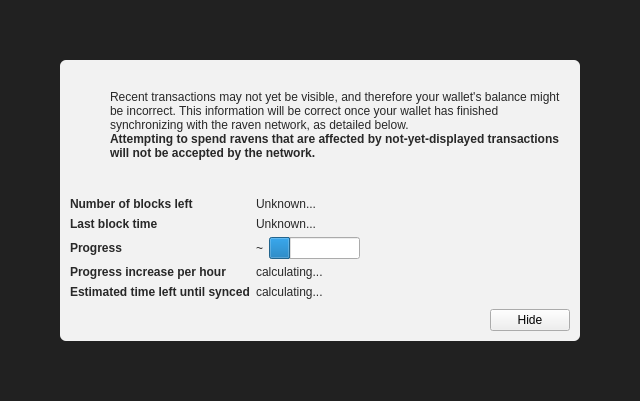
Old version of the form src/qt/forms/modaloverlay.ui in the repository m1126503-spec/MOG-Core.
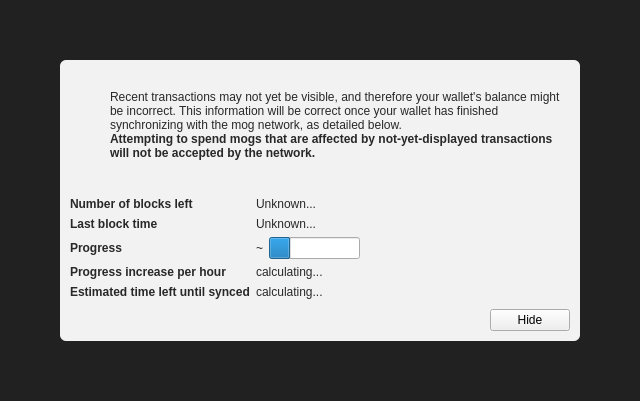
New version of the form. Icons and pictures are not drawn. Custom widgets are drawn as their Qt base class.

The edit to the form file:
```diff
--- a/src/qt/forms/modaloverlay.ui
+++ b/src/qt/forms/modaloverlay.ui
@@ -130,7 +130,7 @@
              <item>
               <widget class="QLabel" name="infoText">
                <property name="text">
-                <string>Recent transactions may not yet be visible, and therefore your wallet's balance might be incorrect. This information will be correct once your wallet has finished synchronizing with the raven network, as detailed below.</string>
+                <string>Recent transactions may not yet be visible, and therefore your wallet's balance might be incorrect. This information will be correct once your wallet has finished synchronizing with the mog network, as detailed below.</string>
                </property>
                <property name="textFormat">
                 <enum>Qt::RichText</enum>
@@ -149,7 +149,7 @@
                 </font>
                </property>
                <property name="text">
-                <string>Attempting to spend ravens that are affected by not-yet-displayed transactions will not be accepted by the network.</string>
+                <string>Attempting to spend mogs that are affected by not-yet-displayed transactions will not be accepted by the network.</string>
                </property>
                <property name="textFormat">
                 <enum>Qt::RichText</enum>
```
